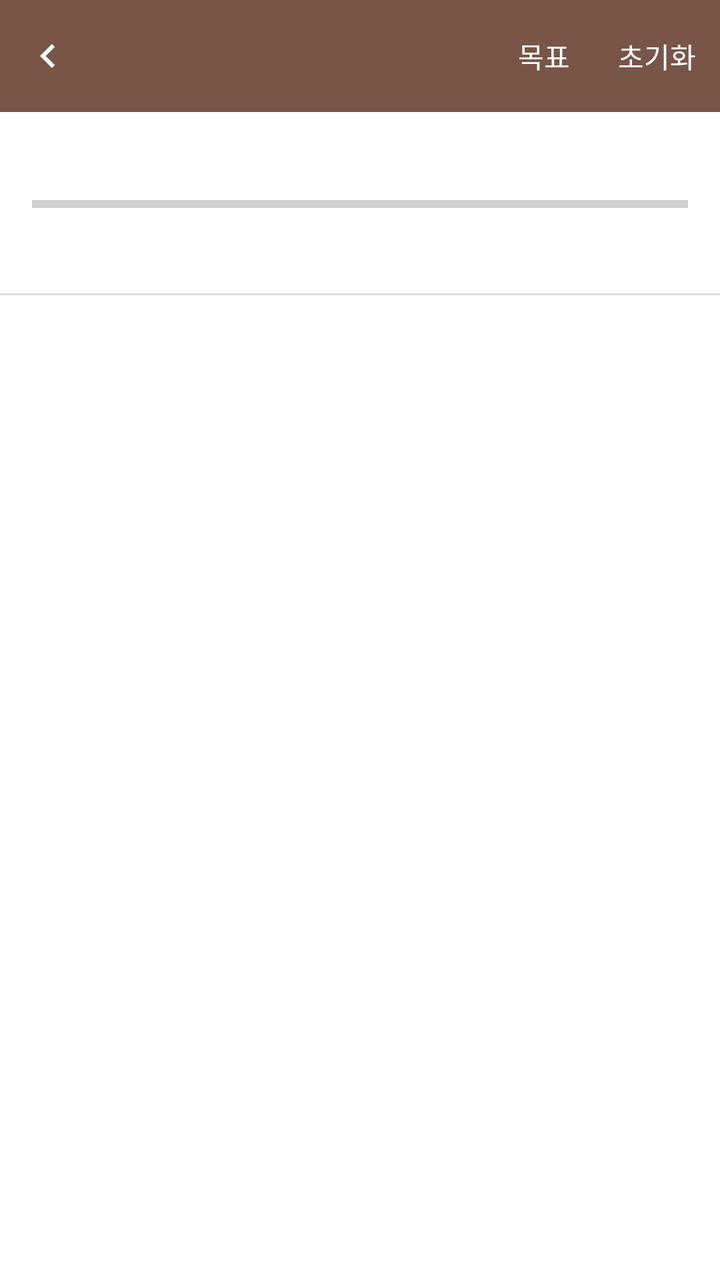
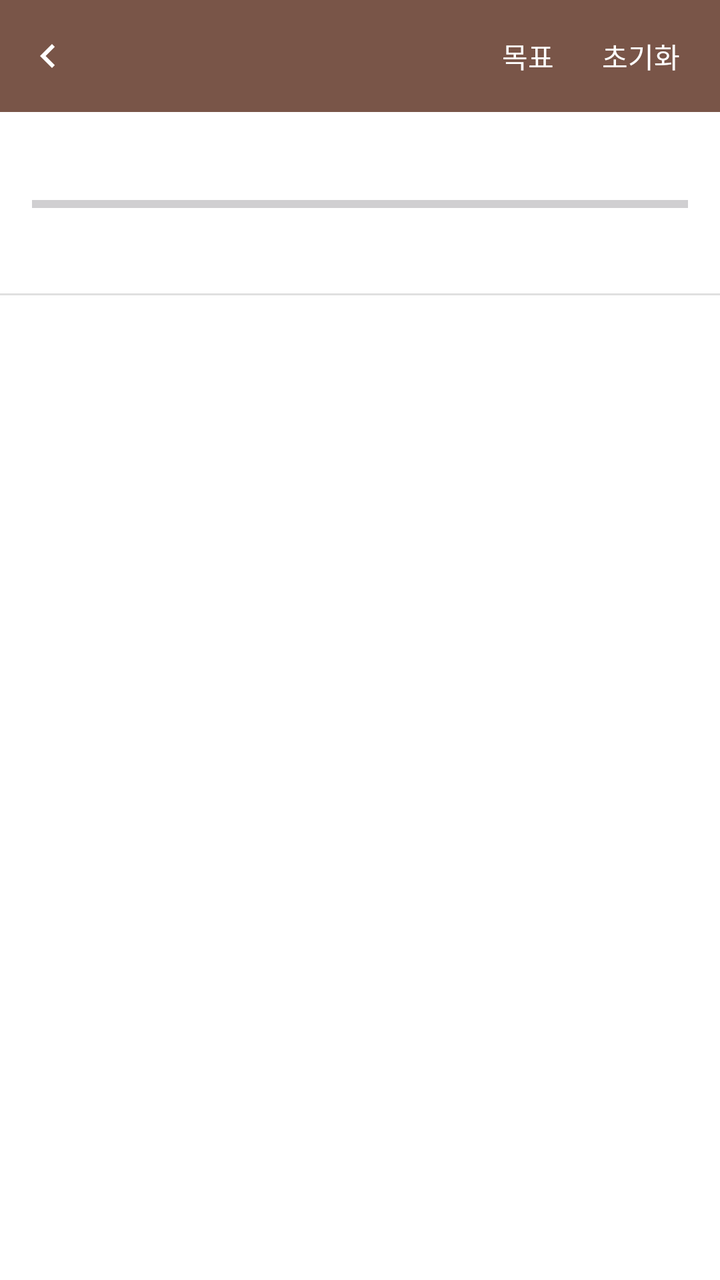

An Android layout rendered at two revisions. The XML below is the earlier revision; the diff shows what the commit changed to produce the second picture.
<!-- AndroidManifest.xml: application theme Theme.BNOTE -->
<!-- res/layout/activity_reading_plan.xml -->
<?xml version="1.0" encoding="utf-8"?>
<LinearLayout xmlns:android="http://schemas.android.com/apk/res/android"
    xmlns:app="http://schemas.android.com/apk/res-auto"
    android:id="@+id/reading_plan_root"
    android:layout_width="match_parent"
    android:layout_height="match_parent"
    android:orientation="vertical"
    android:background="@color/surface_background">

    <LinearLayout
        android:layout_width="match_parent"
        android:layout_height="wrap_content"
        android:minHeight="56dp"
        android:orientation="horizontal"
        android:gravity="center_vertical"
        android:background="@color/brown_primary"
        android:paddingStart="4dp">

        <ImageView
            android:id="@+id/btn_top_bar_back"
            android:layout_width="40dp"
            android:layout_height="40dp"
            android:padding="8dp"
            android:src="@drawable/ic_chevron_left"
            app:tint="@color/white"
            android:contentDescription="뒤로가기"
            android:background="?attr/selectableItemBackgroundBorderless"
            android:clickable="true"
            android:focusable="true" />

        <TextView
            android:id="@+id/text_top_bar_title"
            android:layout_width="0dp"
            android:layout_height="wrap_content"
            android:layout_weight="1"
            android:layout_marginStart="4dp"
            android:paddingTop="6dp"
            android:paddingBottom="6dp"
            android:maxLines="2"
            android:ellipsize="end"
            android:textSize="18sp"
            android:textStyle="bold"
            android:textColor="@color/white" />

        <TextView
            android:id="@+id/btn_reading_goal"
            android:layout_width="wrap_content"
            android:layout_height="wrap_content"
            android:padding="12dp"
            android:text="목표"
            android:textSize="14sp"
            android:textColor="@color/white"
            android:clickable="true"
            android:focusable="true" />

        <TextView
            android:id="@+id/btn_reset_reading_progress"
            android:layout_width="wrap_content"
            android:layout_height="wrap_content"
            android:padding="12dp"
            android:text="초기화"
            android:textSize="14sp"
            android:textColor="@color/white"
            android:clickable="true"
            android:focusable="true" />

    </LinearLayout>

    <TextView
        android:id="@+id/text_overall_progress"
        android:layout_width="match_parent"
        android:layout_height="wrap_content"
        android:paddingHorizontal="16dp"
        android:paddingTop="12dp"
        android:paddingBottom="12dp"
        android:textSize="14sp"
        android:textColor="@color/text_secondary" />

    <ProgressBar
        android:id="@+id/progress_overall"
        style="?android:attr/progressBarStyleHorizontal"
        android:layout_width="match_parent"
        android:layout_height="6dp"
        android:layout_marginHorizontal="16dp"
        android:layout_marginBottom="8dp"
        android:progressTint="@color/brown_text"
        android:max="100" />

    <TextView
        android:id="@+id/text_pace_guide"
        android:layout_width="match_parent"
        android:layout_height="wrap_content"
        android:paddingHorizontal="16dp"
        android:paddingBottom="16dp"
        android:textSize="13sp"
        android:textColor="@color/text_hint" />

    <View
        android:layout_width="match_parent"
        android:layout_height="1dp"
        android:background="@color/divider_light" />

    <ScrollView
        android:layout_width="match_parent"
        android:layout_height="match_parent">

        <LinearLayout
            android:id="@+id/container_book_progress_grid"
            android:layout_width="match_parent"
            android:layout_height="wrap_content"
            android:orientation="vertical"
            android:padding="8dp" />
    </ScrollView>
</LinearLayout>
<!-- resources referenced by this layout -->
<resources>
  <color name="brown_primary">#795548</color>
  <color name="brown_text">#795548</color>
  <color name="divider_light">#E0E0E0</color>
  <color name="surface_background">#FFFFFF</color>
  <color name="text_hint">#9E9E9E</color>
  <color name="text_secondary">#757575</color>
  <color name="white">#FFFFFFFF</color>
  <!-- drawable ic_chevron_left (drawable) -->
  <vector xmlns:android="http://schemas.android.com/apk/res/android"
      android:width="24dp"
      android:height="24dp"
      android:viewportWidth="24"
      android:viewportHeight="24"
      android:tint="?attr/colorControlNormal">
      <path
          android:fillColor="#000000"
          android:pathData="M15.41,7.41L14,6l-6,6 6,6 1.41,-1.41L10.83,12z" />
  </vector>
  <style name="Theme.BNOTE" parent="Base.Theme.BNOTE" />
  <style name="Base.Theme.BNOTE" parent="Theme.Material3.DayNight.NoActionBar">
          <item name="colorPrimary">@color/brown_primary</item>
          <item name="colorPrimaryDark">@color/brown_primary_dark</item>
          <item name="android:statusBarColor">@color/brown_primary_dark</item>
          <item name="android:windowLightStatusBar">false</item>
          <item name="android:windowBackground">@color/surface_background</item>
      </style>
  <color name="brown_primary_dark">#5D4037</color>
</resources>

<!-- the commit's change to res/layout/activity_reading_plan.xml (unified diff, before → after) -->
@@ -14,7 +14,8 @@
         android:orientation="horizontal"
         android:gravity="center_vertical"
         android:background="@color/brown_primary"
-        android:paddingStart="4dp">
+        android:paddingStart="4dp"
+        android:paddingEnd="8dp">
 
         <ImageView
             android:id="@+id/btn_top_bar_back"
